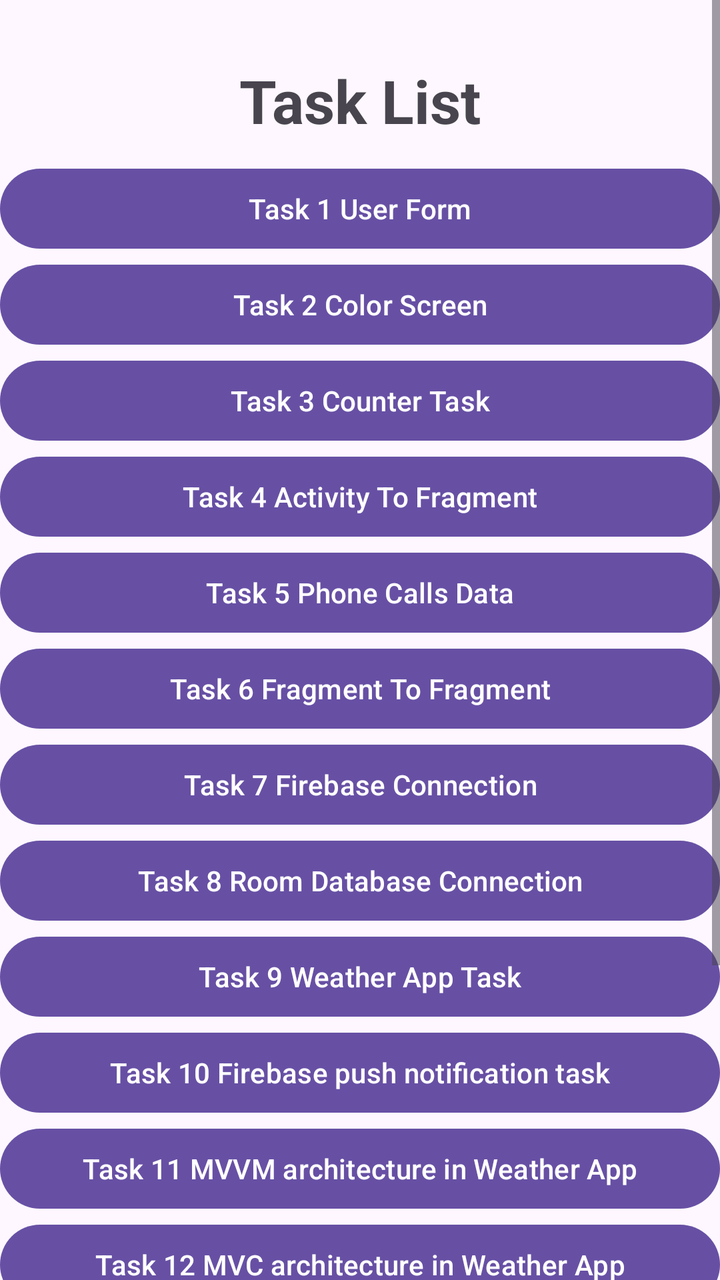
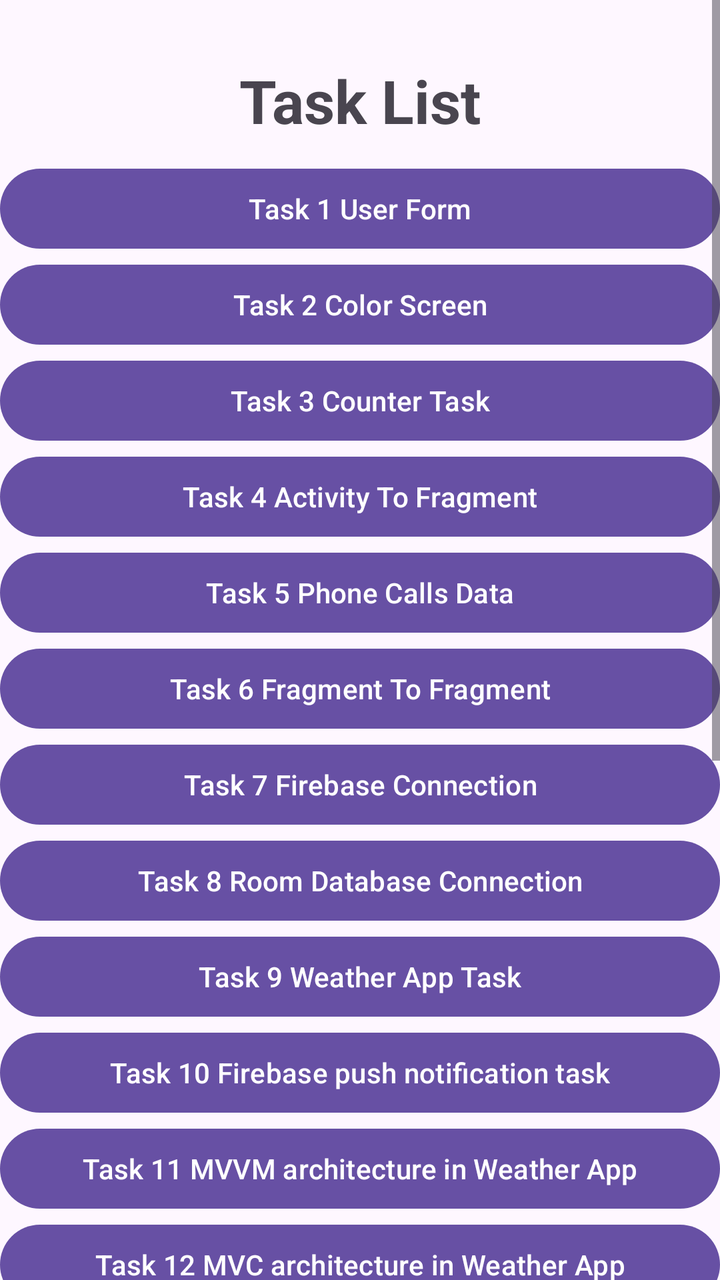

An Android layout rendered at two revisions. The XML below is the earlier revision; the diff shows what the commit changed to produce the second picture.
<!-- AndroidManifest.xml: application theme Theme.InternshipTasks -->
<!-- res/layout/activity_main.xml -->
<?xml version="1.0" encoding="utf-8"?>
<androidx.constraintlayout.widget.ConstraintLayout xmlns:android="http://schemas.android.com/apk/res/android"
    xmlns:app="http://schemas.android.com/apk/res-auto"
    xmlns:tools="http://schemas.android.com/tools"
    android:id="@+id/main"
    android:layout_width="match_parent"
    android:layout_height="match_parent"
    tools:context=".MainActivity">

    <ScrollView
        android:layout_width="match_parent"
        android:layout_height="match_parent">


        <LinearLayout
            android:layout_width="match_parent"
            android:layout_height="match_parent"
            android:orientation="vertical">

            <TextView
                android:layout_width="match_parent"
                android:layout_height="wrap_content"
                android:text="Task List"
                android:textStyle="bold"
                android:gravity="center"
                android:textSize="30sp"
                android:layout_marginTop="30dp"/>

            <Button
                android:id="@+id/btnUserFormTask"
                android:layout_width="match_parent"
                android:layout_height="wrap_content"
                android:layout_marginTop="10dp"
                android:text="@string/task_1_user_form"/>

            <Button
                android:id="@+id/btnColorScreenTask"
                android:layout_width="match_parent"
                android:layout_height="wrap_content"
                android:text="@string/task_2_color_screen"/>

            <Button
                android:id="@+id/btnResetButtonTask"
                android:layout_width="match_parent"
                android:layout_height="wrap_content"
                android:text="@string/task_3_counter_task"/>

            <Button
                android:id="@+id/btnActivityToFragmentTask"
                android:layout_width="match_parent"
                android:layout_height="wrap_content"
                android:text="@string/task_4_activity_to_fragment"/>

            <Button
                android:id="@+id/btnPhoneCallsTask"
                android:layout_width="match_parent"
                android:layout_height="wrap_content"
                android:text="@string/task_5_phone_calls_data"/>

            <Button
                android:id="@+id/btnFragmentToFragmentTask"
                android:layout_width="match_parent"
                android:layout_height="wrap_content"
                android:text="Task 6 Fragment To Fragment"/>

            <Button
                android:id="@+id/btnFirebaseTask"
                android:layout_width="match_parent"
                android:layout_height="wrap_content"
                android:text="Task 7 Firebase Connection"/>

            <Button
                android:id="@+id/btnRoomdbTask"
                android:layout_width="match_parent"
                android:layout_height="wrap_content"
                android:text="Task 8 Room Database Connection"/>

            <Button
                android:id="@+id/btnWeatherTask"
                android:layout_width="match_parent"
                android:layout_height="wrap_content"
                android:text="Task 9 Weather App Task"/>

            <Button
                android:id="@+id/btnFirebaseNotificationTask"
                android:layout_width="match_parent"
                android:layout_height="wrap_content"
                android:text="Task 10 Firebase push notification task"/>

            <Button
                android:id="@+id/btnMvvmTask"
                android:layout_width="match_parent"
                android:layout_height="wrap_content"
                android:text="Task 11 MVVM architecture in Weather App"/>

            <Button
                android:id="@+id/btnMVCTask"
                android:layout_width="match_parent"
                android:layout_height="wrap_content"
                android:text="Task 12 MVC architecture in Weather App"/>

            <Button
                android:id="@+id/btnMVPTask"
                android:layout_width="match_parent"
                android:layout_height="wrap_content"
                android:text="Task 13 MVP architecture in Weather App"/>

            <Button
                android:id="@+id/btnMVITask"
                android:layout_width="match_parent"
                android:layout_height="wrap_content"
                android:text="Task 14 MVI architecture in Weather App"/>

            <Button
                android:id="@+id/btnSingletonTask"
                android:layout_width="match_parent"
                android:layout_height="wrap_content"
                android:text="Task 15 Singleton Pattern on Phone Calls Data "/>

            <Button
                android:id="@+id/btnTask16"
                android:layout_width="match_parent"
                android:layout_height="wrap_content"
                android:text="Task 16 ....."/>


        </LinearLayout>

    </ScrollView>

</androidx.constraintlayout.widget.ConstraintLayout>
<!-- resources referenced by this layout -->
<resources>
  <string name="task_1_user_form">Task 1 User Form</string>
  <string name="task_2_color_screen">Task 2 Color Screen</string>
  <string name="task_3_counter_task">Task 3 Counter Task</string>
  <string name="task_4_activity_to_fragment">Task 4 Activity To Fragment</string>
  <string name="task_5_phone_calls_data">Task 5 Phone Calls Data</string>
  <style name="Theme.InternshipTasks" parent="Base.Theme.InternshipTasks" />
  <style name="Base.Theme.InternshipTasks" parent="Theme.Material3.DayNight.NoActionBar">
          
          
      </style>
</resources>

<!-- the commit's change to res/layout/activity_main.xml (unified diff, before → after) -->
@@ -118,10 +118,36 @@
                 android:text="Task 15 Singleton Pattern on Phone Calls Data "/>
 
             <Button
-                android:id="@+id/btnTask16"
+                android:id="@+id/btnMVVMandRepositoryTask"
                 android:layout_width="match_parent"
                 android:layout_height="wrap_content"
-                android:text="Task 16 ....."/>
+                android:text="Task 16 Repository Pattern and MVVM in Weather App"/>
+
+
+            <Button
+                android:id="@+id/btnContactAppMVVMandRepositoryTask"
+                android:layout_width="match_parent"
+                android:layout_height="wrap_content"
+                android:text="Task 17 Repository Pattern and MVVM on Phone Calls Data"/>
+
+            <Button
+                android:id="@+id/btnSingletonWeatherTask"
+                android:layout_width="match_parent"
+                android:layout_height="wrap_content"
+                android:text="Task 18 Singleton Pattern on Weather and News App"/>
+
+            <Button
+                android:id="@+id/btnAdapterWeatherTask"
+                android:layout_width="match_parent"
+                android:layout_height="wrap_content"
+                android:text="Task 18 Aadapter Pattern on Weather and News App"/>
+
+            <Button
+                android:id="@+id/btnFactoryWeatherTask"
+                android:layout_width="match_parent"
+                android:layout_height="wrap_content"
+                android:text="Task 18 Factory Pattern on Weather and News App"/>
+
 
 
         </LinearLayout>
